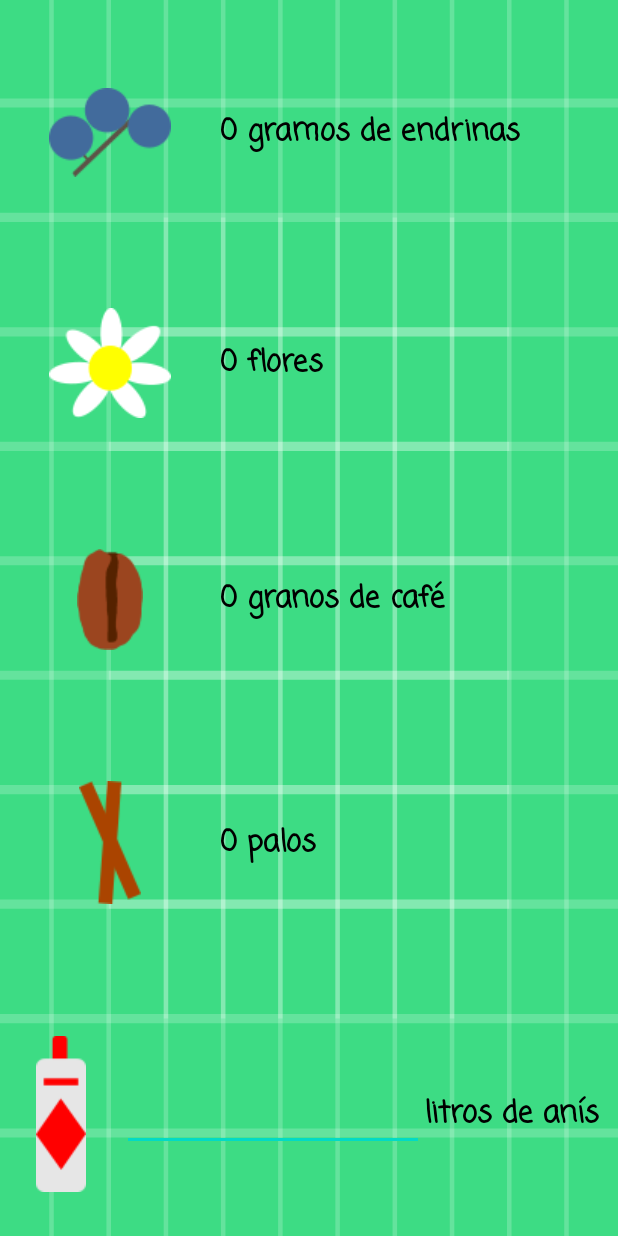
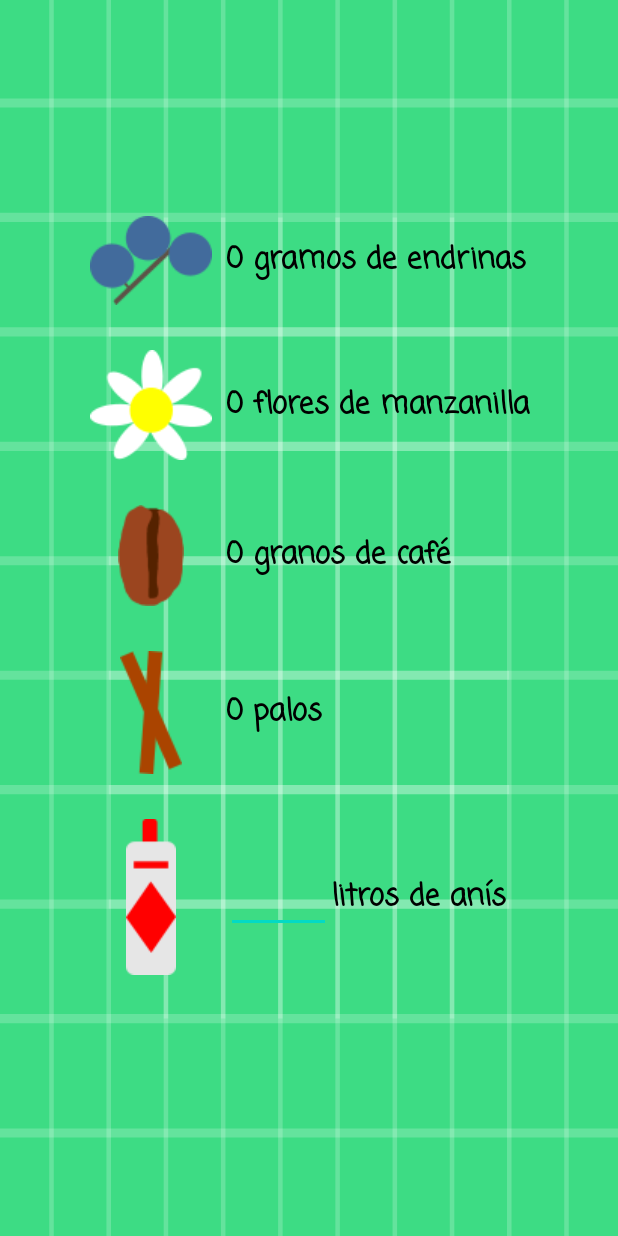
Before and after one commit to javierfh03/Calculadora_pacharan, an Android app: the screen it shows after launch (MainActivity), on a phone screen of 412 x 824 dp. Run offline under Robolectric (Android 15) with nearby library versions, the phone set to English and light mode, and no system bars.

Commit message:
Quito la tabla

```diff
--- a/app/src/main/res/layout/activity_main.xml
+++ b/app/src/main/res/layout/activity_main.xml
@@ -7,84 +7,82 @@
     android:background="@drawable/ic_launcher_background"
     tools:context=".MainActivity">
 
-    <TableLayout
+    <LinearLayout
         android:layout_width="match_parent"
-        android:layout_height="match_parent">
+        android:layout_height="match_parent"
+        android:gravity="center"
+        android:orientation="vertical"
+        tools:layout_editor_absoluteX="0dp"
+        tools:layout_editor_absoluteY="-67dp">
 
-        <TableRow
+        <LinearLayout
             android:layout_width="match_parent"
-            android:layout_height="match_parent"
-            android:layout_marginTop="30dp"
+            android:layout_height="wrap_content"
             android:layout_marginBottom="30dp"
-            android:layout_weight="1"
-            android:gravity="center">
+            android:gravity="center"
+            android:orientation="horizontal">
 
             <ImageView
                 android:id="@+id/imageView"
-                android:layout_width="46dp"
+                android:layout_width="100dp"
                 android:layout_height="wrap_content"
-                android:layout_weight="1"
                 app:srcCompat="@drawable/endrina" />
 
             <TextView
                 android:id="@+id/textView4"
-                android:layout_width="wrap_content"
+                android:layout_width="210dp"
                 android:layout_height="wrap_content"
-                android:layout_weight="1"
                 android:fontFamily="casual"
                 android:text="0 gramos de endrinas"
                 android:textAlignment="viewStart"
                 android:textColor="@android:color/system_accent3_1000"
                 android:textSize="20sp"
                 android:textStyle="bold" />
-        </TableRow>
 
-        <TableRow
+        </LinearLayout>
+
+        <LinearLayout
             android:layout_width="match_parent"
-            android:layout_height="match_parent"
+            android:layout_height="wrap_content"
             android:layout_marginBottom="30dp"
-            android:layout_weight="1"
-            android:gravity="center">
+            android:gravity="center"
+            android:orientation="horizontal">
 
             <ImageView
                 android:id="@+id/imageView"
-                android:layout_width="wrap_content"
+                android:layout_width="100dp"
                 android:layout_height="wrap_content"
-                android:layout_weight="1"
                 app:srcCompat="@drawable/manzanilla" />
 
             <TextView
                 android:id="@+id/textView4"
-                android:layout_width="wrap_content"
+                android:layout_width="210dp"
                 android:layout_height="wrap_content"
-                android:layout_weight="1"
                 android:fontFamily="casual"
-                android:text="0 flores"
+                android:text="0 flores de manzanilla"
                 android:textAlignment="viewStart"
                 android:textColor="@android:color/system_accent3_1000"
                 android:textSize="20sp"
                 android:textStyle="bold" />
-        </TableRow>
+        </LinearLayout>
 
-        <TableRow
+        <LinearLayout
             android:layout_width="match_parent"
-            android:layout_height="match_parent"
+            android:layout_height="wrap_content"
             android:layout_marginBottom="30dp"
-            android:layout_weight="1"
-            android:gravity="center">
+            android:gravity="center"
+            android:orientation="horizontal">
 
             <ImageView
                 android:id="@+id/imageView"
-                android:layout_width="66dp"
+                android:layout_width="100dp"
                 android:layout_height="wrap_content"
-                android:layout_weight="1"
                 app:srcCompat="@drawable/cafe" />
 
             <TextView
                 android:id="@+id/textView4"
-                android:layout_width="wrap_content"
+                android:layout_width="210dp"
                 android:layout_height="wrap_content"
-                android:layout_weight="1"
                 android:fontFamily="casual"
                 android:text="0 granos de café"
                 android:textAlignment="viewStart"
@@ -92,53 +90,50 @@
                 android:textSize="20sp"
                 android:textStyle="bold" />
 
-        </TableRow>
+        </LinearLayout>
 
-        <TableRow
+        <LinearLayout
             android:layout_width="match_parent"
-            android:layout_height="match_parent"
+            android:layout_height="wrap_content"
             android:layout_marginBottom="30dp"
-            android:layout_weight="1"
-            android:gravity="center">
+            android:gravity="center"
+            android:orientation="horizontal">
 
             <ImageView
-                android:id="@+id/imageView"
-                android:layout_width="wrap_content"
+                android:id="@+id/imageView3"
+                android:layout_width="100dp"
                 android:layout_height="wrap_content"
-                android:layout_weight="1"
                 app:srcCompat="@drawable/canela" />
 
             <TextView
                 android:id="@+id/textView4"
-                android:layout_width="wrap_content"
+                android:layout_width="210dp"
                 android:layout_height="wrap_content"
-                android:layout_weight="1"
                 android:fontFamily="casual"
                 android:text="0 palos"
                 android:textAlignment="viewStart"
                 android:textColor="@android:color/system_accent3_1000"
                 android:textSize="20sp"
                 android:textStyle="bold" />
+        </LinearLayout>
 
-        </TableRow>
-
-        <TableRow
+        <LinearLayout
             android:layout_width="match_parent"
-            android:layout_height="0dp"
-            android:layout_weight="1"
-            android:gravity="center">
+            android:layout_height="wrap_content"
+            android:layout_marginBottom="30dp"
+            android:gravity="center"
+            android:orientation="horizontal">
 
             <ImageView
                 android:id="@+id/imageView"
-                android:layout_width="50dp"
+                android:layout_width="100dp"
                 android:layout_height="wrap_content"
                 app:srcCompat="@drawable/anis" />
 
             <EditText
                 android:id="@+id/editCantAnis"
-                android:layout_width="74dp"
+                android:layout_width="70dp"
                 android:layout_height="wrap_content"
-                android:layout_weight="1"
                 android:ems="10"
                 android:fontFamily="casual"
                 android:inputType="number"
@@ -146,7 +141,7 @@
 
             <TextView
                 android:id="@+id/textView3"
-                android:layout_width="129dp"
+                android:layout_width="140dp"
                 android:layout_height="wrap_content"
                 android:fontFamily="casual"
                 android:text="litros de anís"
@@ -154,12 +149,7 @@
                 android:textColor="@android:color/system_accent3_1000"
                 android:textSize="20sp"
                 android:textStyle="bold" />
-
-        </TableRow>
-
-        <TableRow
-            android:layout_width="match_parent"
-            android:layout_height="match_parent" />
-    </TableLayout>
+        </LinearLayout>
+    </LinearLayout>
 
 </androidx.constraintlayout.widget.ConstraintLayout>
```
